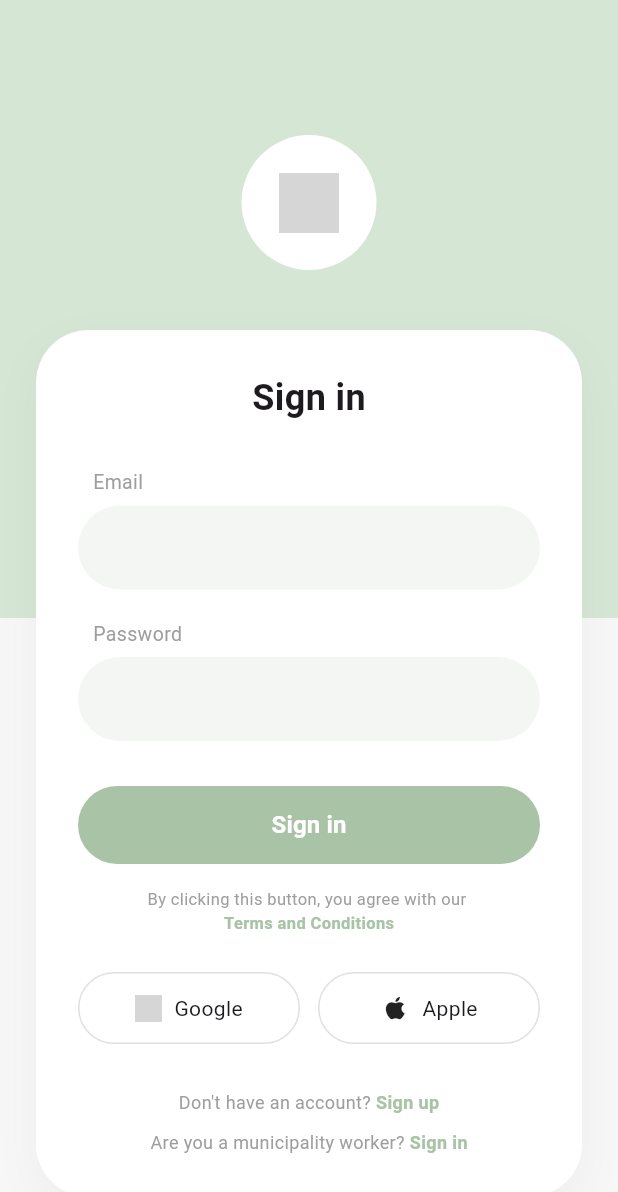
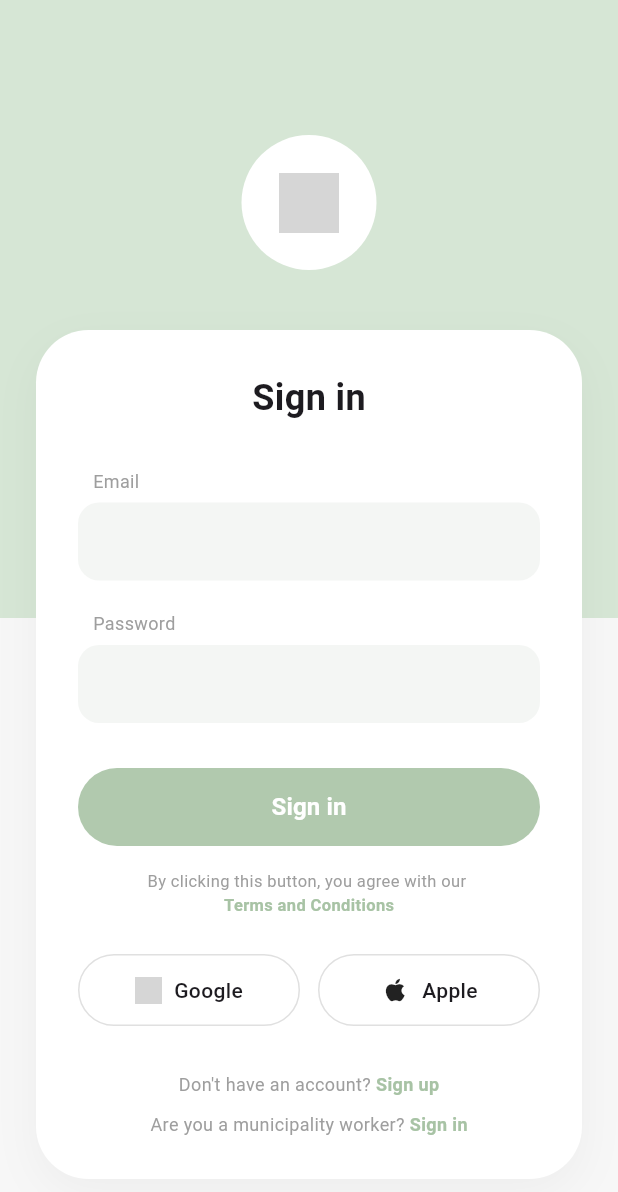
Before and after one commit to ruibrochado/Cidade-Alerta, a Flutter app: the screen it shows after launch, on a phone screen of 412 x 824 dp. Shown: the top 1192 px of the screen. Run offline on Flutter 3.47's test engine with Material 3 defaults, Android fonts, the phone set to English and light mode, and no system bars; our stand-ins replace firebase_core, firebase_messaging, flutter_dotenv, flutter_map, geocoding, geolocator and 4 more; missing offline and left inert: google_mlkit_image_labeling; accounts and stored records are empty; network calls fail; grey boxes are pictures that could not be loaded.

Commit message:
correcting overflow problems on images

```diff
--- a/app/lib/pages/login_page.dart
+++ b/app/lib/pages/login_page.dart
@@ -18,7 +18,6 @@ class _LoginPageState extends State<LoginPage> {
   bool isLoading = false;
   String errorMessage = '';
 
-  // 🎨 Cores ajustadas para bater com o design
   final Color topGreen = const Color(0xFFD6E6D5);
   final Color buttonGreen = const Color(0xFFA8C3A5);
   final Color inputColor = const Color(0xFFF4F6F4);
@@ -55,7 +54,6 @@ class _LoginPageState extends State<LoginPage> {
     return Scaffold(
       body: Stack(
         children: [
-          // Fundo dividido
           Column(
             children: [
               Expanded(child: Container(color: topGreen)),
@@ -68,7 +66,6 @@ class _LoginPageState extends State<LoginPage> {
               children: [
                 const SizedBox(height: 90),
 
-                // 🧢 Ícone no topo (igual imagem)
                 CircleAvatar(
                   radius: 45,
                   backgroundColor: Colors.white,
@@ -80,7 +77,6 @@ class _LoginPageState extends State<LoginPage> {
 
                 const SizedBox(height: 40),
 
-                // 🧾 Card
                 Padding(
                   padding: const EdgeInsets.symmetric(horizontal: 24),
                   child: Container(
@@ -127,14 +123,13 @@ class _LoginPageState extends State<LoginPage> {
 
                         const SizedBox(height: 30),
 
-                        // 🔘 Botão principal
                         SizedBox(
                           width: double.infinity,
                           height: 52,
                           child: ElevatedButton(
                             onPressed: isLoading ? null : signIn,
                             style: ElevatedButton.styleFrom(
-                              backgroundColor: buttonGreen,
+                              backgroundColor: buttonGreen.withOpacity(0.9),
                               shape: const StadiumBorder(),
                               elevation: 0,
                             ),
@@ -159,7 +154,6 @@ class _LoginPageState extends State<LoginPage> {
 
                         const SizedBox(height: 25),
 
-                        // 🔗 Social buttons
                         Row(
                           children: [
                             Expanded(child: _social("Google")),
@@ -210,7 +204,10 @@ class _LoginPageState extends State<LoginPage> {
         padding: const EdgeInsets.only(left: 10, bottom: 6),
         child: Text(
           text,
-          style: const TextStyle(color: Colors.grey, fontSize: 13),
+          style: TextStyle(
+            color: Colors.grey.shade500,
+            fontSize: 12,
+          ),
         ),
       ),
     );
@@ -220,15 +217,16 @@ class _LoginPageState extends State<LoginPage> {
     return TextField(
       controller: controller,
       obscureText: obscure,
+      cursorColor: Colors.black, // ✅ cursor preto
       decoration: InputDecoration(
         filled: true,
         fillColor: inputColor,
         border: OutlineInputBorder(
-          borderRadius: BorderRadius.circular(30),
+          borderRadius: BorderRadius.circular(14),
           borderSide: BorderSide.none,
         ),
         contentPadding:
-        const EdgeInsets.symmetric(horizontal: 20, vertical: 16),
+        const EdgeInsets.symmetric(horizontal: 18, vertical: 14),
       ),
     );
   }
@@ -240,19 +238,26 @@ class _LoginPageState extends State<LoginPage> {
         border: Border.all(color: Colors.grey.shade300),
         borderRadius: BorderRadius.circular(30),
       ),
+      child: Center(
+        child: FittedBox(
           child: Row(
-        mainAxisAlignment: MainAxisAlignment.center,
+            mainAxisSize: MainAxisSize.min,
             children: [
               if (type == "Google")
                 Image.network(
-              'https://upload.wikimedia.org/wikipedia/commons/c/c1/Google_"G"_logo.svg',
+                  'https://developers.google.com/identity/images/g-logo.png',
                   height: 18,
                 )
               else
                 const Icon(Icons.apple, size: 20),
               const SizedBox(width: 8),
-          Text(type),
+              Text(
+                type,
+                style: const TextStyle(fontWeight: FontWeight.w500),
+              ),
             ],
+          ),
+        ),
       ),
     );
   }
@@ -281,7 +286,8 @@ class _LoginPageState extends State<LoginPage> {
     return Row(
       mainAxisAlignment: MainAxisAlignment.center,
       children: [
-        Text(text, style: const TextStyle(fontSize: 12, color: Colors.grey)),
+        Text(text,
+            style: const TextStyle(fontSize: 12, color: Colors.grey)),
         GestureDetector(
           onTap: onTap,
           child: Text(
```
Lines whose indentation alone changed are shown as unchanged.
